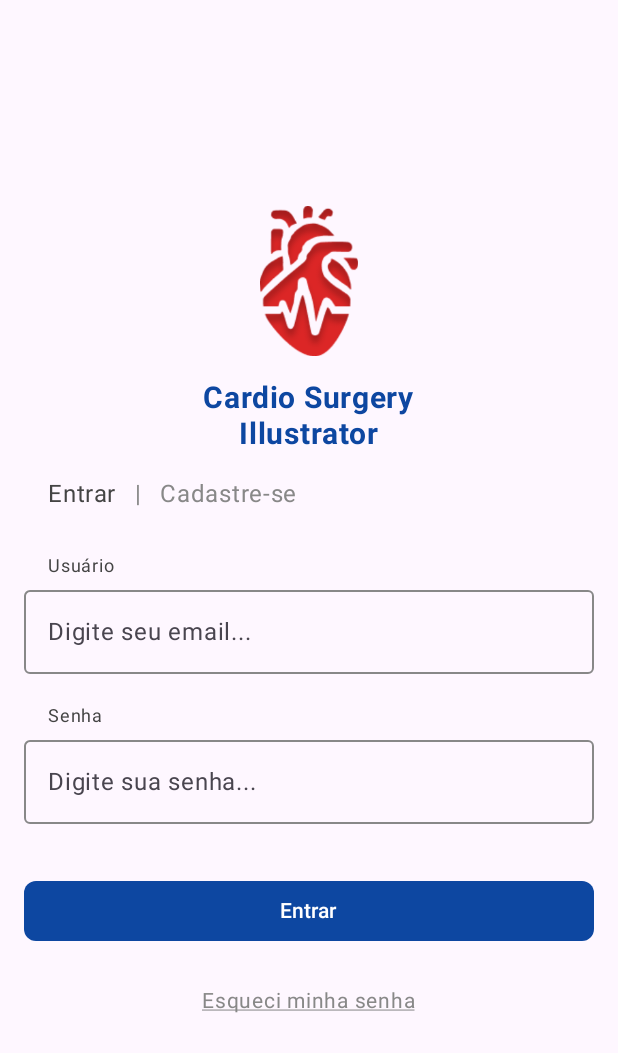
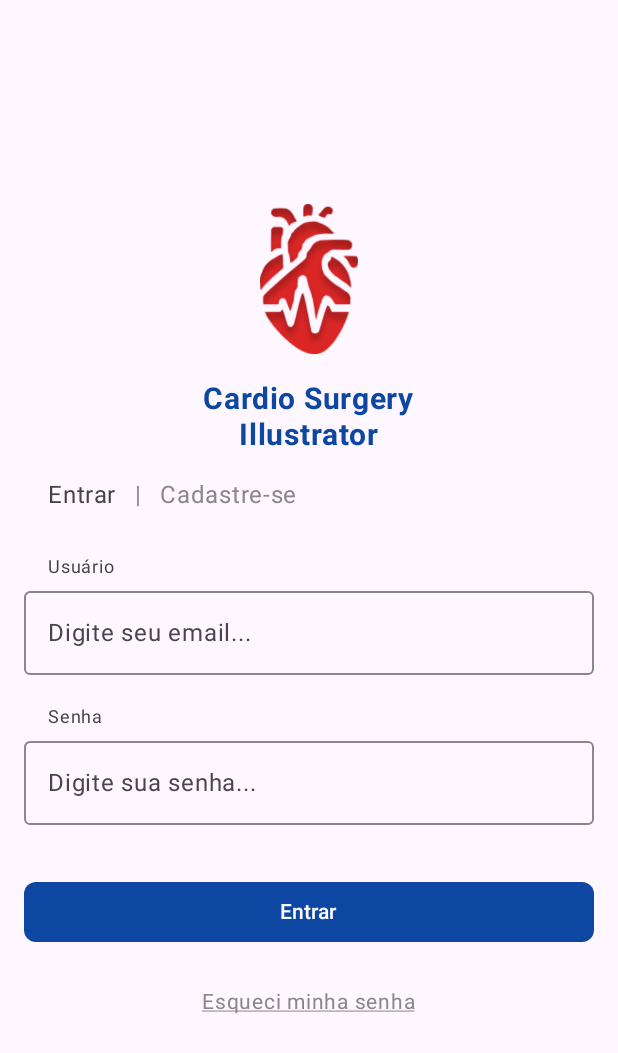
Before and after one commit to iamcaiorian/CardioSurgeryIllustrator, an Android app built with Jetpack Compose: the screen it shows after launch (MainActivity), on a phone screen of 412 x 824 dp. Shown: the top 1053 px of the screen. Run offline under Robolectric (Android 15) with nearby library versions, the phone set to English and light mode, and no system bars.

Commit message:
conflict resolution

```diff
--- a/app/src/main/java/com/example/cardiosurgeryillustrator/ui/screens/login/LoginScreen.kt
+++ b/app/src/main/java/com/example/cardiosurgeryillustrator/ui/screens/login/LoginScreen.kt
@@ -46,7 +46,7 @@ fun LoginScreen(
                 modifier = Modifier.size(100.dp)
             )
 
-            Spacer(modifier = Modifier.height(16.dp))
+            Spacer(modifier = Modifier.height(18.dp))
 
             Column(
                 horizontalAlignment = Alignment.CenterHorizontally
```
